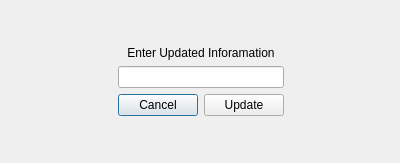
Old version of the form modifystadiuminfo.ui in the repository OneEcho/NFL-Football-Project.
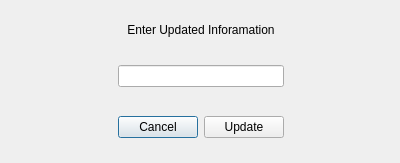
New version of the form.

Commit message: make changes to admin window and modify stadium info ui

The edit to the form file:
```diff
--- a/modifystadiuminfo.ui
+++ b/modifystadiuminfo.ui
@@ -23,7 +23,7 @@
     </rect>
    </property>
    <layout class="QGridLayout" name="gridLayout">
-    <item row="2" column="0">
+    <item row="3" column="0">
      <spacer name="horizontalSpacer">
       <property name="orientation">
        <enum>Qt::Horizontal</enum>
@@ -36,7 +36,7 @@
       </property>
      </spacer>
     </item>
-    <item row="4" column="1">
+    <item row="6" column="1">
      <spacer name="verticalSpacer">
       <property name="orientation">
        <enum>Qt::Vertical</enum>
@@ -49,7 +49,7 @@
       </property>
      </spacer>
     </item>
-    <item row="3" column="1">
+    <item row="5" column="1">
      <layout class="QHBoxLayout" name="horizontalLayout">
       <item>
        <widget class="QPushButton" name="PB_Cancel">
@@ -67,7 +67,7 @@
       </item>
      </layout>
     </item>
-    <item row="2" column="1">
+    <item row="3" column="1">
      <widget class="QLineEdit" name="newData"/>
     </item>
     <item row="1" column="1">
@@ -80,7 +80,7 @@
       </property>
      </widget>
     </item>
-    <item row="2" column="2">
+    <item row="3" column="2">
      <spacer name="horizontalSpacer_2">
       <property name="orientation">
        <enum>Qt::Horizontal</enum>
@@ -106,6 +106,32 @@
       </property>
      </spacer>
     </item>
+    <item row="2" column="1">
+     <spacer name="verticalSpacer_3">
+      <property name="orientation">
+       <enum>Qt::Vertical</enum>
+      </property>
+      <property name="sizeHint" stdset="0">
+       <size>
+        <width>20</width>
+        <height>40</height>
+       </size>
+      </property>
+     </spacer>
+    </item>
+    <item row="4" column="1">
+     <spacer name="verticalSpacer_4">
+      <property name="orientation">
+       <enum>Qt::Vertical</enum>
+      </property>
+      <property name="sizeHint" stdset="0">
+       <size>
+        <width>20</width>
+        <height>40</height>
+       </size>
+      </property>
+     </spacer>
+    </item>
    </layout>
   </widget>
  </widget>
```
The commit also changes 2 other files.
